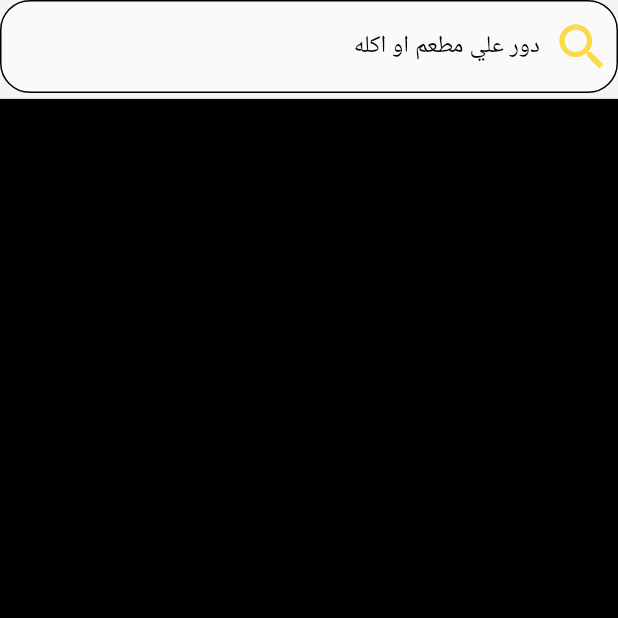
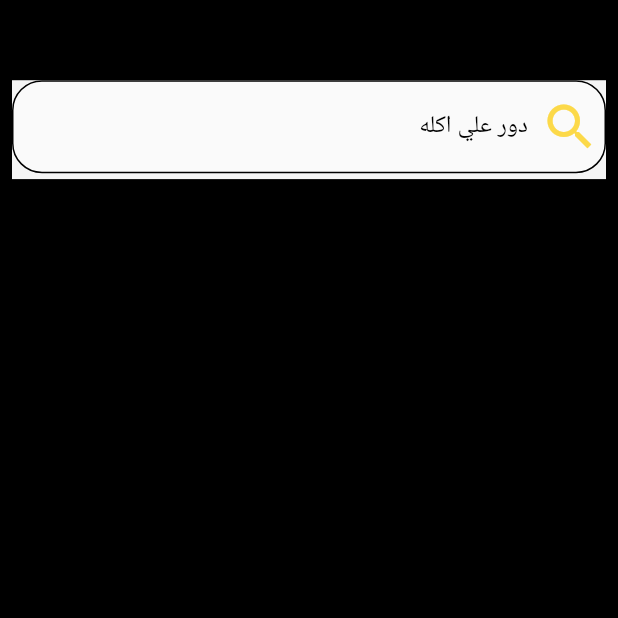
Before and after one commit to mahmoudmostafah-dev/ZreboMobile, a Flutter app: the ItemTypeScreen screen opened by its route, on a phone screen of 412 x 824 dp, the top half of it. Run offline on Flutter 3.47's test engine with Material 2 defaults, Android fonts, the phone set to English and light mode, and no system bars; our stand-ins replace cached_network_image, device_preview, dio, equatable, flutter_svg, get and 3 more; missing offline and left inert: flutter_facebook_auth; accounts and stored records are empty; network calls fail; statements that could not run were skipped.

Commit message:
add item type Count list

```diff
--- a/lib/pages/itemType/item_type_screen.dart
+++ b/lib/pages/itemType/item_type_screen.dart
@@ -1,6 +1,7 @@
 import 'package:flutter/material.dart';
 import 'package:get/get.dart';
 import 'package:vortex_zrebo_mobile/pages/itemType/item_type_screen_bean.dart';
+import 'package:vortex_zrebo_mobile/shared/widgets/text_utils.dart';
 
 import '../../shared/app_utils/size_config.dart';
 import '../../shared/styles/colors.dart';
@@ -17,8 +18,17 @@ class ItemTypeScreen extends StatelessWidget {
     return SafeArea(
       child: Scaffold(
         body: GetBuilder<ItemTypeScreenBean>(
-          builder: (bean) => Column(
+          builder: (bean) => Padding(
+            padding: const EdgeInsets.all(8.0),
+            child: Column(
               children: [
+                TextUtils(
+                  text: 'allFoods'.tr,
+                  color: Colors.black,
+                  fontWeight: FontWeight.bold,
+                  fontSize: 20,
+                ),
+                SizedBox(height: SizeConfig.safeBlockVertical * 2),
                 Container(
                   height: SizeConfig.safeBlockVertical * 8,
                   color: Colors.grey.shade100,
@@ -26,17 +36,20 @@ class ItemTypeScreen extends StatelessWidget {
                     prefixIcon: Icon(
                       Icons.search,
                       size: 40,
-                    color: Get.isDarkMode ? Colors.white : SharedColor.primary,
+                      color:
+                          Get.isDarkMode ? Colors.white : SharedColor.primary,
                     ),
                     controller: bean.searchController,
                     textInputType: TextInputType.text,
-                  labelText: 'findRestOrFood'.tr,
+                    labelText: 'findFood'.tr,
                   ),
                 ),
                 SizedBox(height: SizeConfig.safeBlockVertical * 2),
                 Expanded(
-                  child: ItemTypeCountWidget(listItemType: bean.listItemType))
+                  child: ItemTypeCountWidget(listItemType: bean.listItemType),
+                )
               ],
+            ),
           ),
         ),
       ),
--- a/lib/shared/languages/ar.dart
+++ b/lib/shared/languages/ar.dart
@@ -14,6 +14,8 @@ const Map<String, String> ar = {
   "userNFound": "يجب مراجعة بيانات الدخول",
   "search": "بحث",
   "findRestOrFood": "دور علي مطعم او اكله",
+  "findFood": "دور علي اكله",
   "findAllFoods": "اكتشف كل الاكلات",
   "all": "الكل",
+  "allFoods": "كل الاكلات",
 };
```
Also changed, not shown: lib/pages/itemType/widgets/item_type_count_widget.dart (+22 -7 lines). Lines whose indentation alone changed are shown as unchanged.
